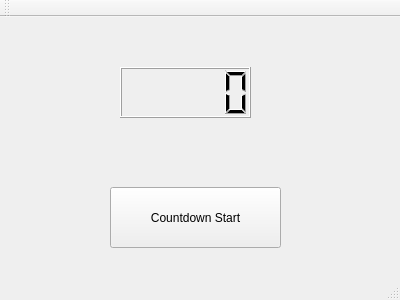
The window that mainwindow.ui (RamkumarMohan6383/Countdown-Timer) describes before a commit, drawn with Qt 5.
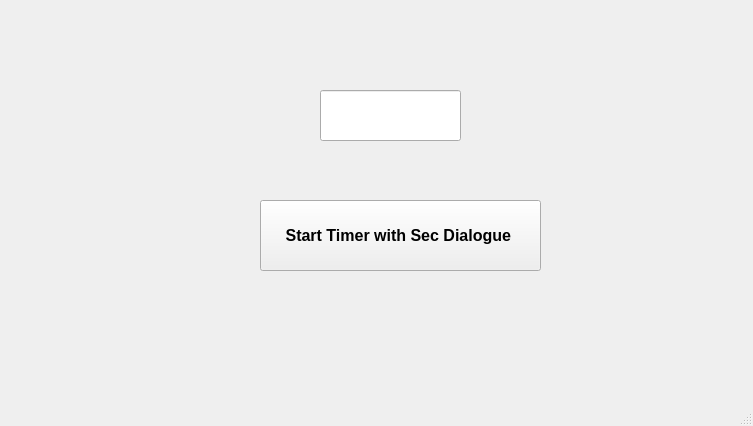
The same window after the commit.

Commit message: CountDown Timer with Call function for Sec.Dialog

```diff
--- a/mainwindow.ui
+++ b/mainwindow.ui
@@ -6,35 +6,55 @@
    <rect>
     <x>0</x>
     <y>0</y>
-    <width>400</width>
-    <height>300</height>
+    <width>753</width>
+    <height>426</height>
    </rect>
   </property>
   <property name="windowTitle">
    <string>MainWindow</string>
   </property>
-  <widget class="QWidget" name="centralWidget">
-   <widget class="QLCDNumber" name="lcdNumber">
-    <property name="geometry">
-     <rect>
-      <x>120</x>
-      <y>50</y>
-      <width>131</width>
-      <height>51</height>
-     </rect>
-    </property>
-   </widget>
+  <widget class="QWidget" name="centralwidget">
    <widget class="QPushButton" name="pushButton">
     <property name="geometry">
      <rect>
-      <x>110</x>
-      <y>170</y>
-      <width>171</width>
-      <height>61</height>
+      <x>260</x>
+      <y>200</y>
+      <width>281</width>
+      <height>71</height>
      </rect>
     </property>
+    <property name="font">
+     <font>
+      <pointsize>12</pointsize>
+      <weight>75</weight>
+      <bold>true</bold>
+     </font>
+    </property>
     <property name="text">
-     <string>Countdown Start</string>
+     <string>Start Timer with Sec Dialogue </string>
+    </property>
+   </widget>
+   <widget class="QLineEdit" name="lineEdit">
+    <property name="geometry">
+     <rect>
+      <x>320</x>
+      <y>90</y>
+      <width>141</width>
+      <height>51</height>
+     </rect>
+    </property>
+    <property name="font">
+     <font>
+      <pointsize>18</pointsize>
+      <weight>75</weight>
+      <bold>true</bold>
+     </font>
+    </property>
+    <property name="text">
+     <string/>
+    </property>
+    <property name="alignment">
+     <set>Qt::AlignCenter</set>
     </property>
    </widget>
   </widget>
@@ -48,17 +68,8 @@
     </rect>
    </property>
   </widget>
-  <widget class="QToolBar" name="mainToolBar">
-   <attribute name="toolBarArea">
-    <enum>TopToolBarArea</enum>
-   </attribute>
-   <attribute name="toolBarBreak">
-    <bool>false</bool>
-   </attribute>
-  </widget>
-  <widget class="QStatusBar" name="statusBar"/>
+  <widget class="QStatusBar" name="statusbar"/>
  </widget>
- <layoutdefault spacing="6" margin="11"/>
  <resources/>
  <connections/>
 </ui>
```
Left out of the diff: 6 changed lines with no effect on the pictures. The commit also changes 8 other files.
